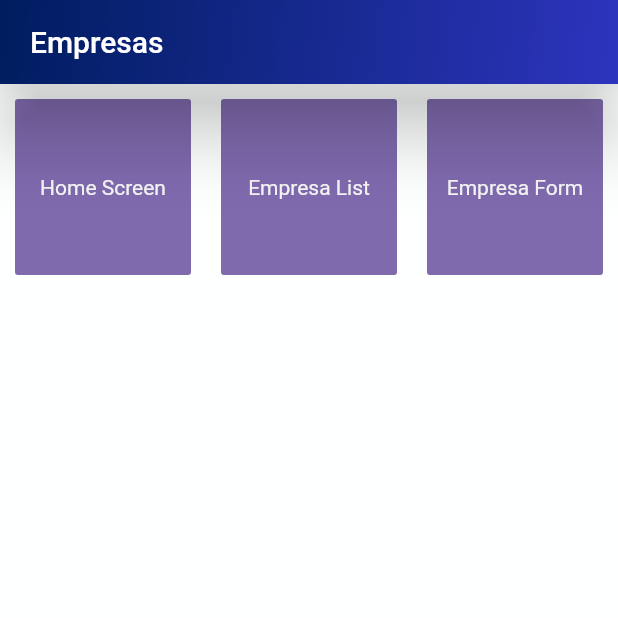
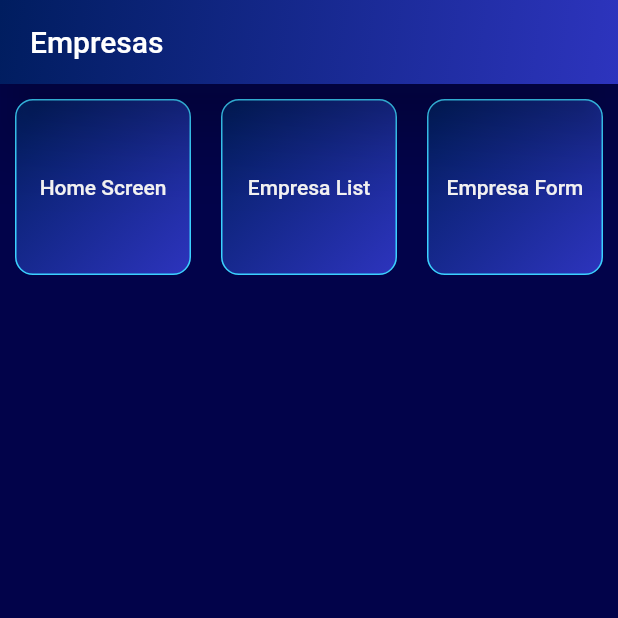
Before and after one commit to Proyecto-Integrador-yavirac/proyectoFlutterEntity, a Flutter app: the screen it shows after launch, on a phone screen of 412 x 824 dp, the top half of it. Run offline on Flutter 3.47's test engine with Material 2 defaults, Android fonts, the phone set to English and light mode, and no system bars; network calls fail.

Commit message:
theme full

```diff
--- a/grupo_3_b/lib/screens/create_empresa_form_screen.dart
+++ b/grupo_3_b/lib/screens/create_empresa_form_screen.dart
@@ -29,7 +29,7 @@ class CreateEmpresaForm extends StatelessWidget {
     };
 //Scaffold hEasdasdasdasd
     return Scaffold(
-      backgroundColor: Color.fromARGB(255, 0, 0, 58),
+      backgroundColor: AppTheme.primary,
       resizeToAvoidBottomInset: false,
       appBar: AppBar(
         elevation: 0,
--- a/grupo_3_b/lib/screens/home_screen.dart
+++ b/grupo_3_b/lib/screens/home_screen.dart
@@ -10,7 +10,7 @@ class HomeScreen extends StatelessWidget {
   Widget build(BuildContext context) {
     final menuOptions = AppRoutes.menuOptions;
     return Scaffold(
-        backgroundColor: const Color.fromARGB(255, 254, 255, 255),
+        backgroundColor: AppTheme.primary,
         appBar: AppBar(
           title: const Text('Empresas'),
           flexibleSpace: Container(
@@ -33,8 +33,18 @@ class HomeScreen extends StatelessWidget {
                 child: Container(
                     margin: const EdgeInsets.all(10),
                     decoration: BoxDecoration(
-                      color: const Color.fromARGB(152, 41, 5, 119),
-                      borderRadius: BorderRadius.circular(2),
+                      border: Border.all(
+      color: const Color.fromARGB(255, 59, 209, 255),
+    ),
+                      gradient:const LinearGradient(
+              colors: [
+                Color.fromARGB(255, 45, 52, 190),
+                Color.fromARGB(255, 0, 29, 95)
+              ],
+              begin: Alignment.bottomRight,
+              end: Alignment.topLeft,
+            ) ,
+                      borderRadius: BorderRadius.circular(12),
                     ),
                     child: Column(
                       mainAxisAlignment: MainAxisAlignment.center,
@@ -42,7 +52,7 @@ class HomeScreen extends StatelessWidget {
                         Text(
                           menuOptions[index].name,
                           style: const TextStyle(
-                            color: Color.fromARGB(255, 246, 245, 245),
+                            color: Color.fromARGB(255, 246, 245, 245),fontWeight:FontWeight.w500
                           ),
                         ),
                       ],
--- a/grupo_3_b/lib/screens/update_empresa_form_screen.dart
+++ b/grupo_3_b/lib/screens/update_empresa_form_screen.dart
@@ -18,6 +18,7 @@ class UpdateEmpresaForm extends StatelessWidget {
     final empresaProvider = Provider.of<EmpresaProvider>(context);
 
     return Scaffold(
+      backgroundColor: AppTheme.primary,
       appBar: AppBar(
           elevation: 0,
           title: const Text('Formulario edita'),
```
Also changed, not shown: grupo_3_b/lib/screens/empresa_list_screen.dart (+15 -5 lines).
